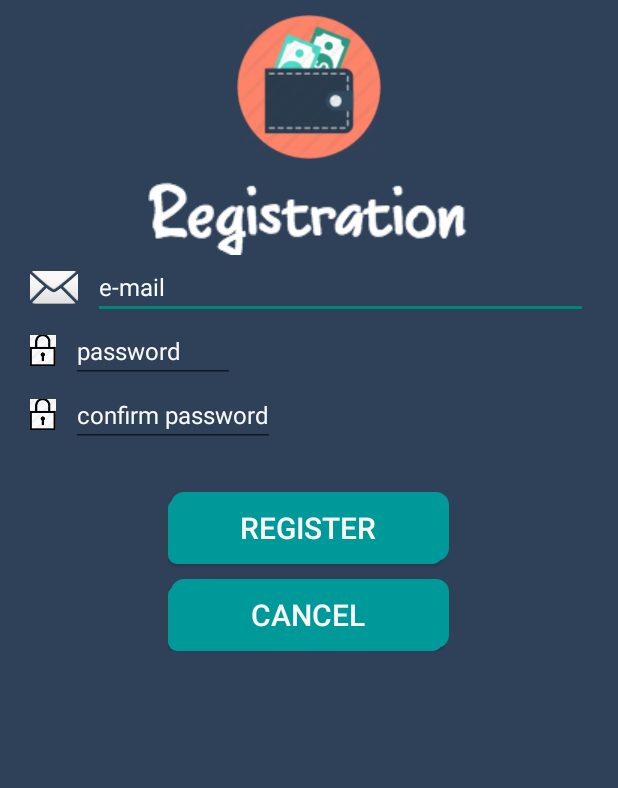
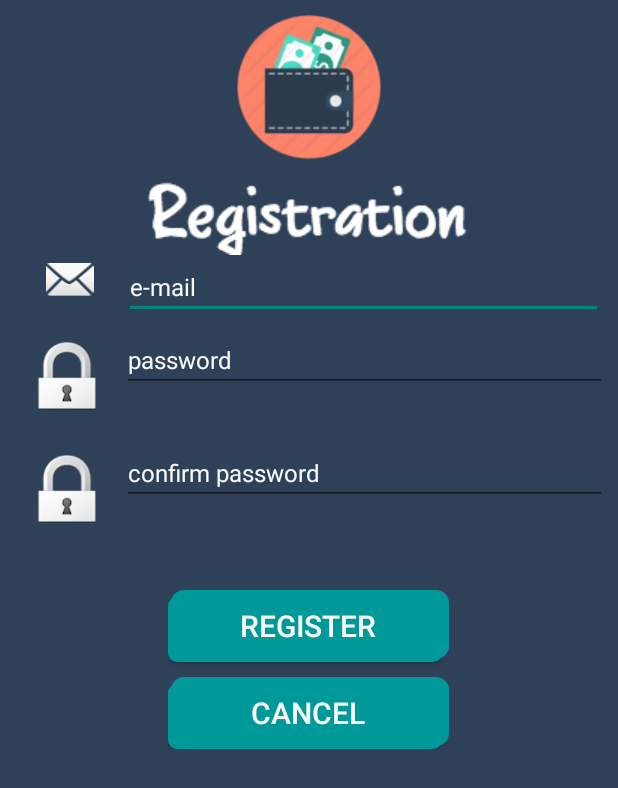
Before and after one commit to aleksandvc/Smart-Finance, an Android app: the screen it shows after launch (RegisterActivity), after a tap on "SIGN UP", on a phone screen of 412 x 824 dp. Shown: the top 788 px of the screen. Run offline under Robolectric (Android 15) with nearby library versions, the phone set to English and light mode, and no system bars.

Commit message:
Some code refactoring

```diff
--- a/SmartFinance/app/src/main/java/com/vladimircvetanov/smartfinance/LoginActivity.java
+++ b/SmartFinance/app/src/main/java/com/vladimircvetanov/smartfinance/LoginActivity.java
@@ -12,7 +12,7 @@ import com.vladimircvetanov.smartfinance.db.DBAdapter;
 import com.vladimircvetanov.smartfinance.message.Message;
 import com.vladimircvetanov.smartfinance.model.Manager;
 import com.vladimircvetanov.smartfinance.model.User;
-import com.vladimircvetanov.smartfinance.session.Session;
+
 
 public class LoginActivity extends AppCompatActivity {
 
@@ -22,7 +22,6 @@ public class LoginActivity extends AppCompatActivity {
     private Button signUp;
 
     private DBAdapter adapter;
-    private  Session session;
     @Override
     protected void onCreate(Bundle savedInstanceState) {
         super.onCreate(savedInstanceState);
@@ -34,8 +33,6 @@ public class LoginActivity extends AppCompatActivity {
         signUp = (Button)findViewById(R.id.loggin_signup_button);
 
         adapter = DBAdapter.getInstance(this);
-        session = Session.getInstance(this);
-        session.setLoggedin(false);
 
 
         View.OnClickListener listener = new View.OnClickListener() {
@@ -55,26 +52,6 @@ public class LoginActivity extends AppCompatActivity {
         signUp.setOnClickListener(listener);
     }
 
-    @Override
-    protected void onStart() {
-        super.onStart();
-        session.setLoggedin(false);
-    }
-
-    @Override
-    protected void onStop() {
-        super.onStop();
-        session.setLoggedin(false);
-
-    }
-
-    @Override
-    protected void onDestroy() {
-        super.onDestroy();
-        session.setLoggedin(false);
-
-    }
-
     private void logIn() {
        final   String email = userEmail.getText().toString();
        final  String pass = userPass.getText().toString();
@@ -85,7 +62,7 @@ public class LoginActivity extends AppCompatActivity {
             @Override
             protected Void doInBackground(Void... params) {
                 flag[0] = adapter.getUser(email, pass);
-                if(flag[0] && !session.loggedIn()){
+                if(flag[0]){
                     Intent intent = new Intent(LoginActivity.this, MainActivity.class);
                     intent.putExtra("user", u);
                     startActivity(intent);
@@ -95,7 +72,6 @@ public class LoginActivity extends AppCompatActivity {
                     adapter.loadAccounts();
                     adapter.loadExpenseCategories();
                     adapter.loadIncomeCategories();
-                    session.setLoggedin(true);
                 }
                 return null;
             }
--- a/SmartFinance/app/src/main/java/com/vladimircvetanov/smartfinance/LogoutDialogFragment.java
+++ b/SmartFinance/app/src/main/java/com/vladimircvetanov/smartfinance/LogoutDialogFragment.java
@@ -39,6 +39,7 @@ public class LogoutDialogFragment extends DialogFragment {
             public void onClick(DialogInterface dialog, int which) {
                 //dialog.dismiss();
                 startActivity(new Intent(getActivity(), LoginActivity.class));
+                getActivity().finish();
             }
         });
         return alertDialogBuilder.create();
--- a/SmartFinance/app/src/main/java/com/vladimircvetanov/smartfinance/db/DBAdapter.java
+++ b/SmartFinance/app/src/main/java/com/vladimircvetanov/smartfinance/db/DBAdapter.java
@@ -736,7 +736,6 @@ public class DBAdapter {
 
 
 
-
     /**
      * Inner static class which is responsible for the creation of  database.
      * A custom class implementation of SQLiteOpenHelper is created. Database's schema is defined programatically.
--- a/SmartFinance/app/src/main/java/com/vladimircvetanov/smartfinance/session/Session.java
+++ /dev/null
@@ -1,107 +0,0 @@
-package com.vladimircvetanov.smartfinance.session;
-
-import android.content.Context;
-import android.content.SharedPreferences;
-import android.os.AsyncTask;
-
-/**
- * Created by vladimircvetanov on 05.04.17.
- */
-
-public class Session {
-
-
-        private static Session instance = null;
-        /**
-         * Reference to the SharedPreferences object.
-         */
-       private SharedPreferences prefs;
-
-        /**
-         * Reference to the SharedPreferences Editor.
-         */
-        private  SharedPreferences.Editor editor;
-
-        /**
-         * Reference to Context.
-         */
-      private  Context ctx;
-
-        /**
-         * Constructor of a Session instance. In the constructor getSharedPreferences() method is called with two arguments.
-         * The first one is the name of the file and the second is the mode. The access mode to the file is set as private.
-         * Checking if user is logged in. Remember user settings if user is logged in. Only our app can access the file
-         *
-         * @param ctx
-         */
-        private  Session(Context ctx) {
-
-            /**
-             * Set context
-             */
-            this.ctx = ctx;
-
-            /**
-             * Get reference to the Shared Preferences object. Set mode.
-             */
-            prefs = ctx.getSharedPreferences("cephalopod", Context.MODE_PRIVATE);
-
-            /**
-             * In order to store data in the file. Call to editor object is made. Reference to an editor will be used to commet all edits..
-             */
-            editor = prefs.edit();
-        }
-        public static Session getInstance(Context context){
-            if(instance == null){
-                instance = new Session(context);
-            }
-            return instance;
-        }
-
-        /**
-         * Setter for the login state of user. Add data using String "loggedInmode" as a key.
-         * The boolean value will be pulled by setLoggedin(), from logIn() method in LoginActivity.
-         * If login is successful the value is true.
-         *
-         * @param loggedin
-         */
-        public  void setLoggedin(boolean loggedin) {
-            new AsyncTask<Boolean, Void, Void>() {
-
-                /**
-                 * Override this method to perform a computation on a background thread. The
-                 * specified parameters are the parameters passed to {@link #execute}
-                 * by the caller of this task.
-                 * <p>
-                 * This method can call {@link #publishProgress} to publish updates
-                 * on the UI thread.
-                 *
-                 * @param params The parameters of the task.
-                 * @return A result, defined by the subclass of this task.
-                 * @see #onPreExecute()
-                 * @see #onPostExecute
-                 * @see #publishProgress
-                 */
-                @Override
-                protected Void doInBackground(Boolean... params) {
-                    editor.putBoolean("loggedInmode", params[0]);
-                    /**
-                     * Commit changes.
-                     */
-                    editor.commit();
-                    return null;
-                }
-            }.execute(loggedin);
-        }
-
-        /**
-         * Reference to the Shared Preference and the key are used to load values by key is String.
-         * If user is logged it returns true.
-         *
-         * @return boolean
-         */
-        public boolean loggedIn() {
-
-            return prefs.getBoolean("loggedInmode",false);
-        }
-    }
--- a/SmartFinance/app/src/main/res/layout/activity_login.xml
+++ b/SmartFinance/app/src/main/res/layout/activity_login.xml
@@ -68,7 +68,7 @@
             android:layout_width="0dp"
             android:layout_weight="1"
             android:layout_height="wrap_content"
-            android:src="@mipmap/whitelocked"
+            android:src="@mipmap/mylock"
             android:layout_gravity="center" />
 
         <EditText
@@ -83,6 +83,7 @@
             android:textColor="@color/colorWhite"
             android:textColorHint="@color/colorWhite"
             android:textSize="@dimen/all_text_size_standard"
+            android:layout_marginTop="6dp"
             android:layout_marginLeft="10dp"/>
 
     </LinearLayout>
--- a/SmartFinance/app/src/main/res/layout/activity_register.xml
+++ b/SmartFinance/app/src/main/res/layout/activity_register.xml
@@ -26,29 +26,33 @@
         android:layout_width="match_parent"
         android:layout_height="wrap_content"
         android:orientation="horizontal"
-        android:layout_marginLeft="20dp"
-        android:layout_marginRight="20dp"
-        android:layout_gravity="center">
+        android:layout_gravity="center"
+        android:layout_marginLeft="10dp"
+        android:layout_marginRight="10dp">
 
         <ImageView
-            android:layout_width="wrap_content"
+            android:layout_width="0dp"
+            android:layout_weight="1"
             android:layout_height="wrap_content"
             android:src="@android:drawable/ic_dialog_email"
-            android:layout_gravity="center" />
+            android:gravity="center"
+            android:layout_marginLeft="10dp"/>
 
         <EditText
             android:id="@+id/register_email_insert"
-            android:layout_width="wrap_content"
+            android:layout_width="0dp"
+            android:layout_weight="6"
             android:layout_height="wrap_content"
             android:hint="e-mail"
+            android:maxLength="40"
+            android:inputType="textWebEmailAddress"
+            android:maxLines="1"
             android:textColor="@color/colorWhite"
             android:textColorHint="@color/colorWhite"
             android:textSize="@dimen/all_text_size_standard"
-            android:inputType="textWebEmailAddress"
-            android:maxLength="20"
-            android:maxLines="1"
-            android:layout_marginLeft="10dp"
-            android:layout_weight="1.55" />
+
+            android:layout_marginLeft="10dp" />
+
 
     </LinearLayout>
 
@@ -56,60 +60,62 @@
         android:layout_width="match_parent"
         android:layout_height="wrap_content"
         android:orientation="horizontal"
-        android:layout_marginLeft="20dp"
-        android:layout_marginRight="20dp"
-        android:layout_gravity="center">
+        android:layout_gravity="center"
+        android:layout_marginLeft="15dp"
+        android:layout_marginRight="10dp">
 
         <ImageView
-            android:layout_width="wrap_content"
+            android:layout_width="0dp"
+            android:layout_weight="1"
             android:layout_height="wrap_content"
-            android:src="@mipmap/whitelocked"
-            android:layout_gravity="center"
-            android:background="@color/colorWhite"/>
+            android:src="@mipmap/mylock"
+            android:layout_gravity="center" />
 
         <EditText
             android:id="@+id/register_pass_insert"
-            android:layout_width="wrap_content"
+            android:layout_width="0dp"
+            android:layout_weight="6"
             android:layout_height="wrap_content"
-            android:hint="password        "
+            android:hint="password"
+            android:maxLength="20"
+            android:maxLines="1"
+            android:layout_marginTop="6dp"
+            android:inputType="textPassword"
             android:textColor="@color/colorWhite"
-            android:inputType="textPassword"
             android:textColorHint="@color/colorWhite"
             android:textSize="@dimen/all_text_size_standard"
-            android:maxLength="20"
-            android:maxLines="1"
             android:layout_marginLeft="10dp"/>
-
     </LinearLayout>
 
     <LinearLayout
         android:layout_width="match_parent"
         android:layout_height="wrap_content"
         android:orientation="horizontal"
-        android:layout_marginLeft="20dp"
-        android:layout_marginRight="20dp"
-        android:layout_gravity="center">
+        android:layout_gravity="center"
+        android:layout_marginLeft="15dp"
+        android:layout_marginRight="10dp">
 
         <ImageView
-            android:layout_width="wrap_content"
+            android:layout_width="0dp"
+            android:layout_weight="1"
             android:layout_height="wrap_content"
-            android:src="@mipmap/whitelocked"
-            android:layout_gravity="center"
-            android:background="@color/colorWhite"/>
+            android:src="@mipmap/mylock"
+            android:layout_gravity="center" />
 
         <EditText
             android:id="@+id/register_confirm_insert"
-            android:layout_width="wrap_content"
+            android:layout_width="0dp"
+            android:layout_weight="6"
             android:layout_height="wrap_content"
             android:hint="confirm password"
+            android:maxLength="20"
+            android:layout_marginTop="6dp"
+            android:maxLines="1"
             android:inputType="textPassword"
             android:textColor="@color/colorWhite"
             android:textColorHint="@color/colorWhite"
             android:textSize="@dimen/all_text_size_standard"
-            android:maxLength="20"
-            android:maxLines="1"
             android:layout_marginLeft="10dp"/>
-
     </LinearLayout>
 
     <LinearLayout
```
Also changed, not shown: SmartFinance/app/src/main/java/com/vladimircvetanov/smartfinance/ProfileActivity.java (+0 -33 lines), SmartFinance/app/src/main/res/layout/activity_profile.xml (+3 -9 lines), SmartFinance/app/src/main/res/mipmap-hdpi/mylock.png (added), SmartFinance/app/src/main/res/mipmap-mdpi/mylock.png (added), SmartFinance/app/src/main/res/mipmap-xhdpi/mylock.png (added), SmartFinance/app/src/main/res/mipmap-xxhdpi/mylock.png (added), SmartFinance/app/src/main/res/mipmap-xxxhdpi/mylock.png (added).
